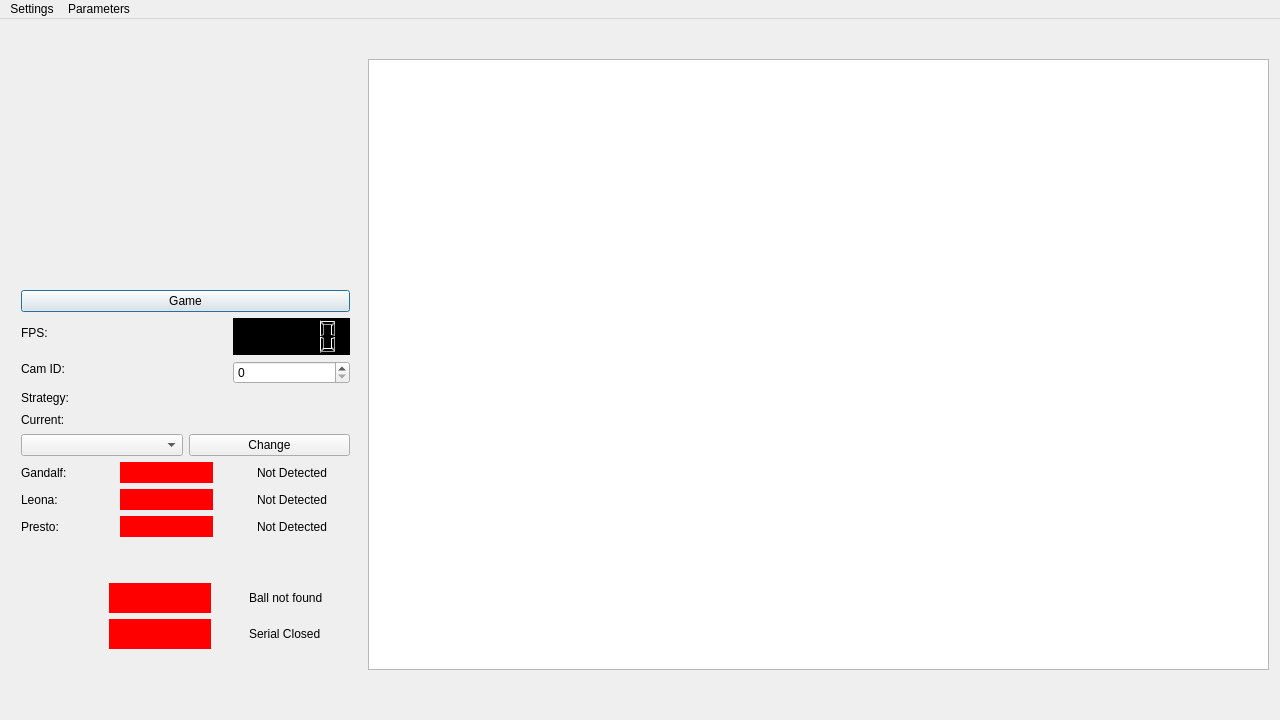
This is mainwindow.ui in mateus558/RinoBot-System as Qt 5 draws it before an edit. The edited form follows.
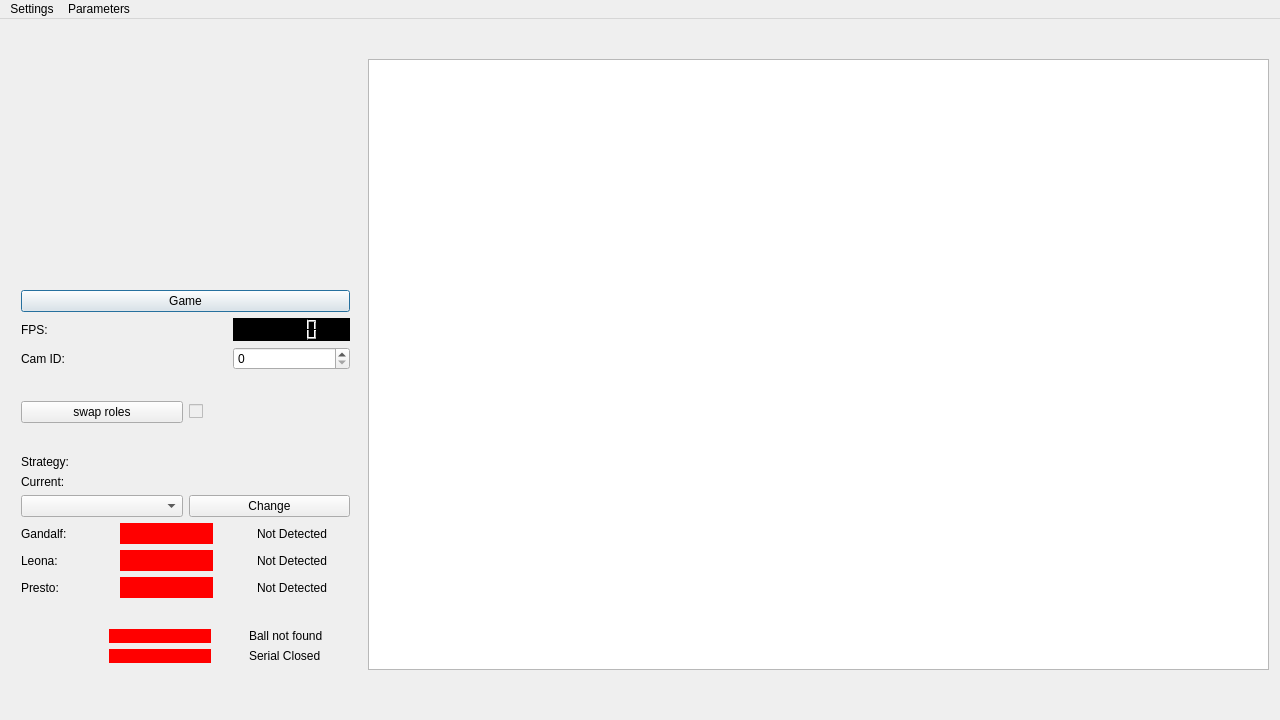
This is the edited form. Icons and pictures are not drawn.

Patch:
```diff
--- a/mainwindow.ui
+++ b/mainwindow.ui
@@ -23,6 +23,12 @@
   <property name="autoFillBackground">
    <bool>false</bool>
   </property>
+  <property name="toolButtonStyle">
+   <enum>Qt::ToolButtonFollowStyle</enum>
+  </property>
+  <property name="tabShape">
+   <enum>QTabWidget::Triangular</enum>
+  </property>
   <widget class="QWidget" name="centralWidget">
    <widget class="QLabel" name="logo">
     <property name="geometry">
@@ -162,6 +168,56 @@
        </item>
       </layout>
      </item>
+     <item>
+      <spacer name="verticalSpacer_3">
+       <property name="orientation">
+        <enum>Qt::Vertical</enum>
+       </property>
+       <property name="sizeHint" stdset="0">
+        <size>
+         <width>20</width>
+         <height>40</height>
+        </size>
+       </property>
+      </spacer>
+     </item>
+     <item>
+      <layout class="QHBoxLayout" name="horizontalLayout_7">
+       <item>
+        <widget class="QPushButton" name="pbSwap">
+         <property name="text">
+          <string>swap roles</string>
+         </property>
+        </widget>
+       </item>
+       <item>
+        <widget class="QCheckBox" name="cbSwap">
+         <property name="enabled">
+          <bool>false</bool>
+         </property>
+         <property name="text">
+          <string/>
+         </property>
+         <property name="checkable">
+          <bool>true</bool>
+         </property>
+        </widget>
+       </item>
+      </layout>
+     </item>
+     <item>
+      <spacer name="verticalSpacer_4">
+       <property name="orientation">
+        <enum>Qt::Vertical</enum>
+       </property>
+       <property name="sizeHint" stdset="0">
+        <size>
+         <width>20</width>
+         <height>40</height>
+        </size>
+       </property>
+      </spacer>
+     </item>
      <item>
       <layout class="QVBoxLayout" name="verticalLayout">
        <item>
```
Left out of the diff: 8 changed lines with no effect on the pictures.
